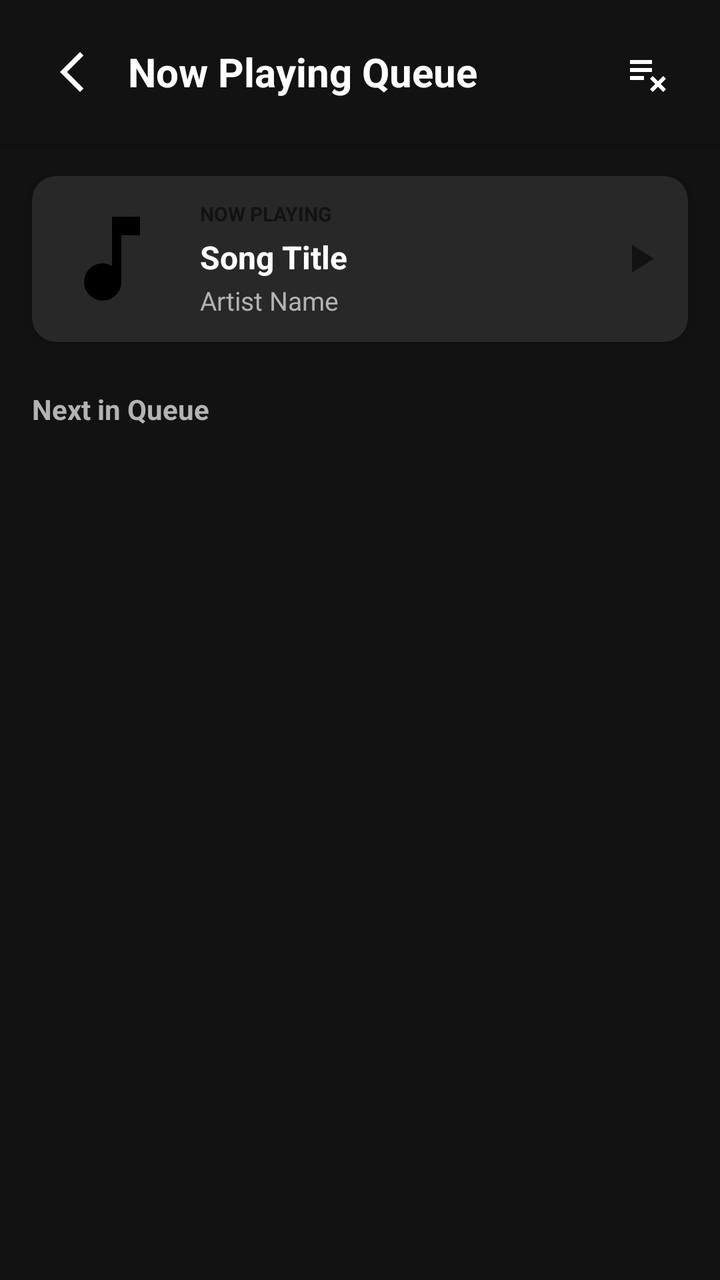
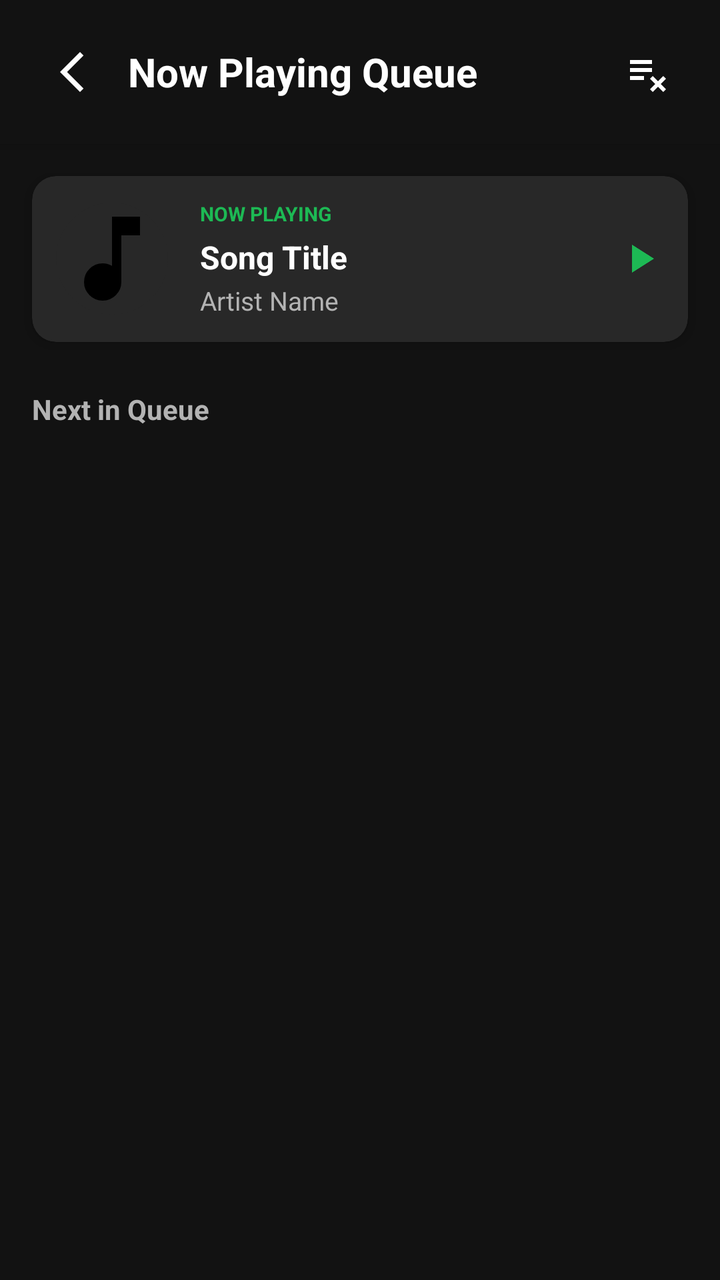

Before-and-after screenshots of an Android layout around one commit, followed by the original layout XML and the change that was made.
<!-- AndroidManifest.xml: application theme Base.Theme.MuseBox -->
<!-- res/layout/activity_queue.xml -->
<?xml version="1.0" encoding="utf-8"?>
<LinearLayout xmlns:android="http://schemas.android.com/apk/res/android"
    xmlns:app="http://schemas.android.com/apk/res-auto"
    android:layout_width="match_parent"
    android:layout_height="match_parent"
    android:orientation="vertical"
    android:background="@color/light_background">

    
    <LinearLayout
        android:layout_width="match_parent"
        android:layout_height="wrap_content"
        android:orientation="horizontal"
        android:padding="16dp"
        android:gravity="center_vertical"
        android:background="@color/musebox_green"
        android:elevation="4dp">

        <ImageButton
            android:id="@+id/btnBack"
            android:layout_width="40dp"
            android:layout_height="40dp"
            android:src="@drawable/ic_back"
            android:background="?attr/selectableItemBackgroundBorderless"
            android:contentDescription="Back"
            app:tint="@color/white" />

        <TextView
            android:layout_width="0dp"
            android:layout_height="wrap_content"
            android:layout_weight="1"
            android:text="Now Playing Queue"
            android:textSize="20sp"
            android:textStyle="bold"
            android:textColor="@color/white"
            android:layout_marginStart="8dp" />

        <ImageButton
            android:id="@+id/btnClearQueue"
            android:layout_width="40dp"
            android:layout_height="40dp"
            android:src="@drawable/ic_queue_remove"
            android:background="?attr/selectableItemBackgroundBorderless"
            android:contentDescription="Clear Queue"
            app:tint="@color/white" />
    </LinearLayout>

    
    <androidx.cardview.widget.CardView
        android:layout_width="match_parent"
        android:layout_height="wrap_content"
        android:layout_margin="16dp"
        app:cardCornerRadius="12dp"
        app:cardElevation="4dp"
        app:cardBackgroundColor="@color/light_card">

        <LinearLayout
            android:layout_width="match_parent"
            android:layout_height="wrap_content"
            android:orientation="horizontal"
            android:padding="12dp"
            android:gravity="center_vertical">

            <ImageView
                android:id="@+id/ivCurrentAlbumArt"
                android:layout_width="56dp"
                android:layout_height="56dp"
                android:src="@drawable/ic_music_note"
                android:scaleType="centerCrop"
                android:background="@drawable/circle_background" />

            <LinearLayout
                android:layout_width="0dp"
                android:layout_height="wrap_content"
                android:layout_weight="1"
                android:orientation="vertical"
                android:layout_marginStart="16dp">

                <TextView
                    android:layout_width="wrap_content"
                    android:layout_height="wrap_content"
                    android:text="NOW PLAYING"
                    android:textSize="10sp"
                    android:textColor="@color/musebox_green"
                    android:textStyle="bold" />

                <TextView
                    android:id="@+id/tvCurrentTitle"
                    android:layout_width="match_parent"
                    android:layout_height="wrap_content"
                    android:text="Song Title"
                    android:textSize="16sp"
                    android:textStyle="bold"
                    android:textColor="@color/text_primary"
                    android:maxLines="1"
                    android:ellipsize="end"
                    android:layout_marginTop="4dp" />

                <TextView
                    android:id="@+id/tvCurrentArtist"
                    android:layout_width="match_parent"
                    android:layout_height="wrap_content"
                    android:text="Artist Name"
                    android:textSize="13sp"
                    android:textColor="@color/text_secondary"
                    android:maxLines="1"
                    android:ellipsize="end"
                    android:layout_marginTop="2dp" />
            </LinearLayout>

            <ImageView
                android:layout_width="24dp"
                android:layout_height="24dp"
                android:src="@drawable/ic_play"
                android:tint="@color/musebox_green" />
        </LinearLayout>
    </androidx.cardview.widget.CardView>

    
    <TextView
        android:layout_width="wrap_content"
        android:layout_height="wrap_content"
        android:text="Next in Queue"
        android:textSize="14sp"
        android:textStyle="bold"
        android:textColor="@color/text_secondary"
        android:layout_marginStart="16dp"
        android:layout_marginTop="8dp"
        android:layout_marginBottom="8dp" />

    
    <androidx.recyclerview.widget.RecyclerView
        android:id="@+id/recyclerQueue"
        android:layout_width="match_parent"
        android:layout_height="0dp"
        android:layout_weight="1"
        android:paddingStart="8dp"
        android:paddingEnd="8dp"
        android:clipToPadding="false" />

    
    <LinearLayout
        android:id="@+id/emptyQueue"
        android:layout_width="match_parent"
        android:layout_height="0dp"
        android:layout_weight="1"
        android:orientation="vertical"
        android:gravity="center"
        android:visibility="gone">

        <ImageView
            android:layout_width="80dp"
            android:layout_height="80dp"
            android:src="@drawable/ic_queue_music"
            android:tint="@color/text_tertiary"
            android:alpha="0.5" />

        <TextView
            android:layout_width="wrap_content"
            android:layout_height="wrap_content"
            android:text="No songs in queue"
            android:textSize="16sp"
            android:textColor="@color/text_secondary"
            android:layout_marginTop="16dp" />
    </LinearLayout>

</LinearLayout>
<!-- resources referenced by this layout -->
<resources>
  <color name="light_background">#121212</color>
  <color name="light_card">#282828</color>
  <color name="musebox_green">#121212</color>
  <color name="text_primary">#FFFFFF</color>
  <color name="text_secondary">#B3B3B3</color>
  <color name="text_tertiary">#6A6A6A</color>
  <color name="white">#FFFFFFFF</color>
  <!-- drawable circle_background (drawable) -->
  <shape xmlns:android="http://schemas.android.com/apk/res/android"
      android:shape="oval">
      <solid android:color="@color/dark_gray"/>
  </shape>
  <!-- drawable ic_back (drawable) -->
  <vector xmlns:android="http://schemas.android.com/apk/res/android" android:height="24dp" android:tint="#000000" android:viewportHeight="24" android:viewportWidth="24" android:width="24dp">
        
      <path android:fillColor="@android:color/white" android:pathData="M17.77,3.77l-1.77,-1.77l-10,10l10,10l1.77,-1.77l-8.23,-8.23z"/>
      
  </vector>
  <!-- drawable ic_play (drawable) -->
  <vector xmlns:android="http://schemas.android.com/apk/res/android" android:height="24dp" android:tint="#000000" android:viewportHeight="24" android:viewportWidth="24" android:width="24dp">
        
      <path android:fillColor="@android:color/white" android:pathData="M8,5v14l11,-7z"/>
      
  </vector>
  <style name="Base.Theme.MuseBox" parent="Theme.MaterialComponents.DayNight.NoActionBar">
          
          <item name="colorPrimary">@color/spotify_green</item>
          <item name="colorPrimaryVariant">@color/spotify_black</item>
          <item name="colorOnPrimary">@color/white</item>
          <item name="colorSecondary">@color/spotify_green</item>
          <item name="colorSecondaryVariant">@color/spotify_green_dark</item>
          <item name="colorOnSecondary">@color/black</item>
          
          
          <item name="android:colorBackground">@color/spotify_black</item>
          <item name="colorSurface">@color/spotify_dark_gray</item>
          <item name="colorOnSurface">@color/white</item>
          <item name="colorOnBackground">@color/white</item>
  
          
          <item name="windowActionBar">false</item>
          <item name="windowNoTitle">true</item>
  
          
          <item name="android:statusBarColor">@color/spotify_black</item>
          <item name="android:windowLightStatusBar">false</item>
          
          
          <item name="android:navigationBarColor">@color/spotify_black</item>
      </style>
  <color name="dark_gray">#282828</color>
  <color name="spotify_green">#1DB954</color>
  <color name="spotify_black">#121212</color>
  <color name="spotify_green_dark">#1AA34A</color>
  <color name="black">#FF000000</color>
  <color name="spotify_dark_gray">#181818</color>
  <!-- unchanged entries left out for length: 3 -->
</resources>

<!-- the commit's change to res/layout/activity_queue.xml (unified diff, before → after) -->
@@ -81,7 +81,7 @@
                     android:layout_height="wrap_content"
                     android:text="NOW PLAYING"
                     android:textSize="10sp"
-                    android:textColor="@color/musebox_green"
+                    android:textColor="@color/spotify_green"
                     android:textStyle="bold" />
 
                 <TextView
@@ -112,7 +112,7 @@
                 android:layout_width="24dp"
                 android:layout_height="24dp"
                 android:src="@drawable/ic_play"
-                android:tint="@color/musebox_green" />
+                app:tint="@color/spotify_green" />
         </LinearLayout>
     </androidx.cardview.widget.CardView>
 
@@ -152,8 +152,8 @@
             android:layout_width="80dp"
             android:layout_height="80dp"
             android:src="@drawable/ic_queue_music"
-            android:tint="@color/text_tertiary"
-            android:alpha="0.5" />
+            android:alpha="0.5"
+            app:tint="@color/text_tertiary" />
 
         <TextView
             android:layout_width="wrap_content"
<!-- resource entries referenced after the edit -->
@@ -49,6 +49,10 @@
           
           
           <item name="android:navigationBarColor">@color/spotify_black</item>
+          
+          
+          <item name="popupMenuStyle">@style/Widget.MuseBox.PopupMenu</item>
+          <item name="android:popupMenuStyle">@style/Widget.MuseBox.PopupMenu</item>
       </style>
   <color name="dark_gray">#282828</color>
   <color name="spotify_green">#1DB954</color>
@@ -56,6 +60,22 @@
   <color name="spotify_green_dark">#1AA34A</color>
   <color name="black">#FF000000</color>
   <color name="spotify_dark_gray">#181818</color>
+  <style name="Widget.MuseBox.PopupMenu" parent="Widget.MaterialComponents.PopupMenu">
+          <item name="android:popupBackground">@drawable/popup_menu_background</item>
+          <item name="android:popupElevation">8dp</item>
+          <item name="android:textColor">@color/white</item>
+      </style>
+  <!-- drawable popup_menu_background (drawable) -->
+  <?xml version="1.0" encoding="utf-8"?>
+  <shape xmlns:android="http://schemas.android.com/apk/res/android">
+      <solid android:color="@color/spotify_gray" />
+      <corners android:radius="8dp" />
+      <stroke
+          android:width="1dp"
+          android:color="@color/spotify_light_gray" />
+  </shape>
+  <color name="spotify_gray">#282828</color>
+  <color name="spotify_light_gray">#3E3E3E</color>
   <!-- unchanged entries left out for length: 3 -->
 </resources>
 
